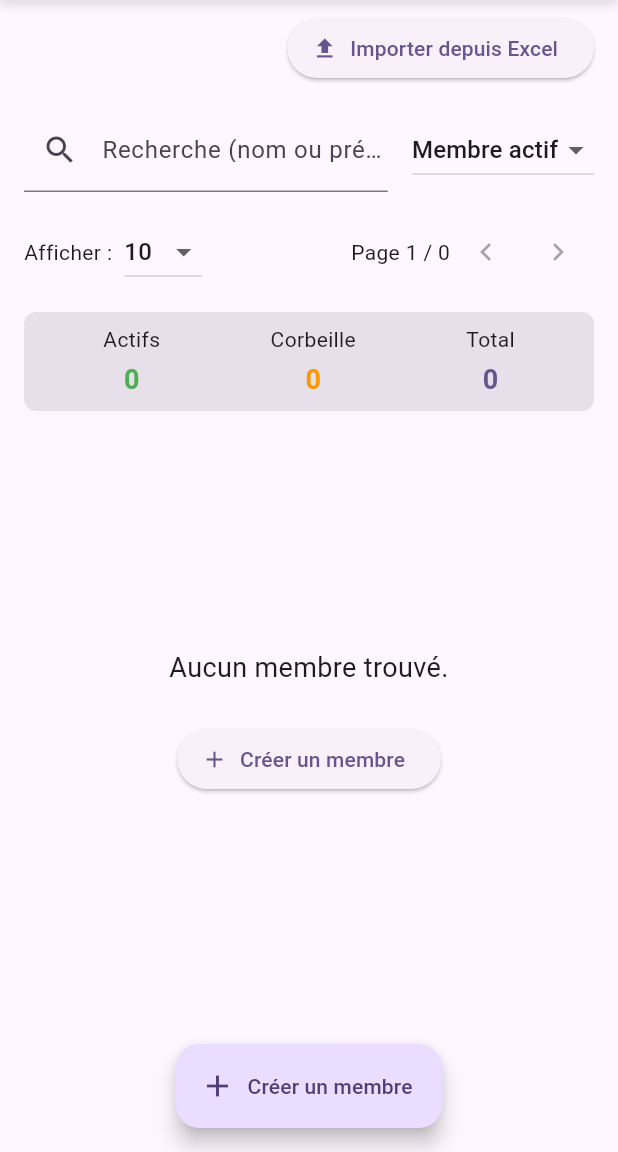
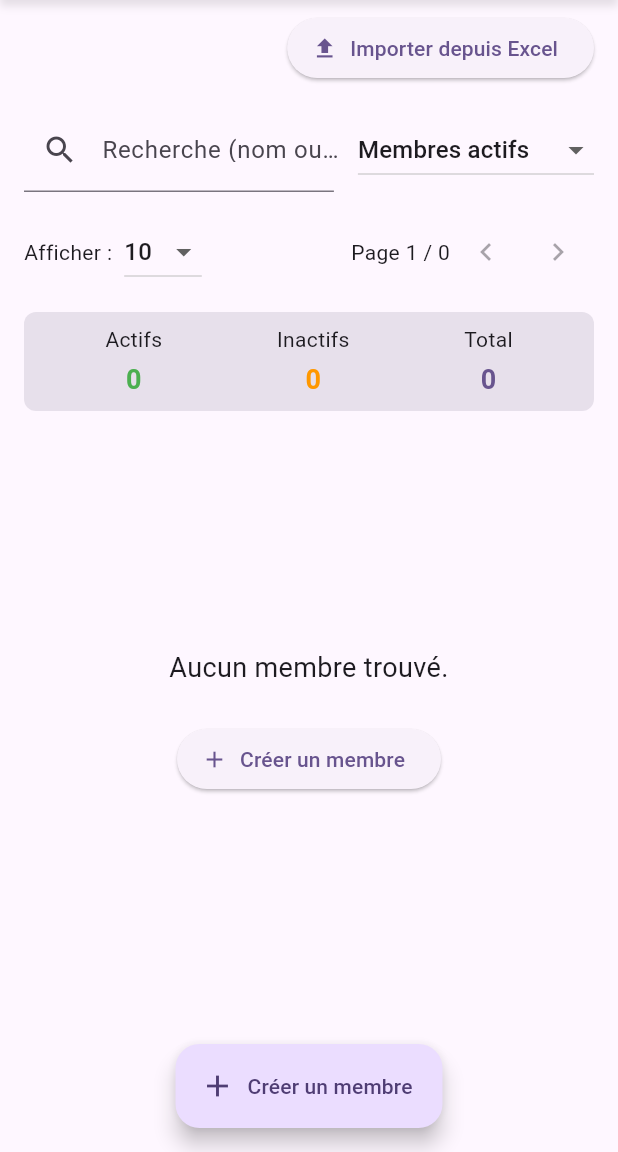
Before and after one commit to init-daemon/attendance-manager, a Flutter app: the MembersListScreen screen opened by its route, on a phone screen of 412 x 824 dp, the part 84-1236 px from its top. Run offline on Flutter 3.47's test engine with Material 3 defaults, Android fonts, the phone set to English and light mode, and no system bars; our stand-ins replace faker, file_picker, google_sign_in, permission_handler, sqflite, sqflite_common_ffi; missing offline and left inert: excel, googleapis; accounts and stored records are empty.

Commit message:
refactor(ui): update labels for member filter and stats (#29)

```diff
--- a/lib/features/member/screens/members_list_screen.dart
+++ b/lib/features/member/screens/members_list_screen.dart
@@ -280,11 +280,18 @@ class _MembersListScreenState extends State<MembersListScreen> {
                 items: const [
                   DropdownMenuItem(
                     value: 'visible',
-                    child: Text('Membre actif'),
+                    child: Text('Membres actifs'),
                   ),
-                  DropdownMenuItem(value: 'all', child: Text('Tous')),
-                  DropdownMenuItem(value: 'hidden', child: Text('Corbeille')),
+                  DropdownMenuItem(
+                    value: 'all',
+                    child: Text('Tous les membres'),
+                  ),
+                  DropdownMenuItem(
+                    value: 'hidden',
+                    child: Text('Membres inactifs'),
+                  ),
                 ],
+
                 onChanged: (value) {
                   if (value != null) {
                     setState(() {
@@ -476,7 +483,7 @@ class _MembersListScreenState extends State<MembersListScreen> {
         mainAxisAlignment: MainAxisAlignment.spaceAround,
         children: [
           _buildStatItem('Actifs', _activeMembersCount, Colors.green),
-          _buildStatItem('Corbeille', _hiddenMembersCount, Colors.orange),
+          _buildStatItem('Inactifs', _hiddenMembersCount, Colors.orange),
           _buildStatItem(
             'Total',
             _activeMembersCount + _hiddenMembersCount,
```
